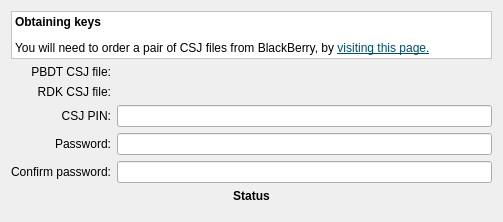
This is src/plugins/qnx/blackberrysetupwizardkeyspage.ui in qt-creator/qt-creator as Qt 5 draws it before an edit. The edited form follows.
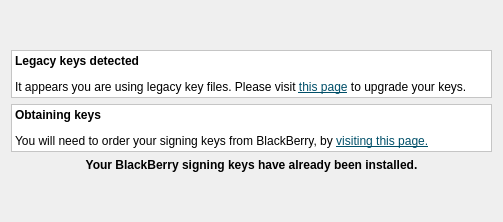
This is the edited form. Custom widgets are drawn as their Qt base class.

Commit message: BlackBerry NDK 10.2 signing support

```diff
--- a/src/plugins/qnx/blackberrysetupwizardkeyspage.ui
+++ b/src/plugins/qnx/blackberrysetupwizardkeyspage.ui
@@ -14,6 +14,138 @@
    <string>WizardPage</string>
   </property>
   <layout class="QVBoxLayout" name="verticalLayout">
+   <item>
+    <spacer name="verticalSpacer">
+     <property name="orientation">
+      <enum>Qt::Vertical</enum>
+     </property>
+     <property name="sizeHint" stdset="0">
+      <size>
+       <width>20</width>
+       <height>63</height>
+      </size>
+     </property>
+    </spacer>
+   </item>
+   <item>
+    <widget class="QLabel" name="legacyLabel">
+     <property name="palette">
+      <palette>
+       <active>
+        <colorrole role="Button">
+         <brush brushstyle="SolidPattern">
+          <color alpha="255">
+           <red>255</red>
+           <green>255</green>
+           <blue>255</blue>
+          </color>
+         </brush>
+        </colorrole>
+        <colorrole role="Base">
+         <brush brushstyle="SolidPattern">
+          <color alpha="255">
+           <red>255</red>
+           <green>255</green>
+           <blue>255</blue>
+          </color>
+         </brush>
+        </colorrole>
+        <colorrole role="Window">
+         <brush brushstyle="SolidPattern">
+          <color alpha="255">
+           <red>255</red>
+           <green>255</green>
+           <blue>255</blue>
+          </color>
+         </brush>
+        </colorrole>
+       </active>
+       <inactive>
+        <colorrole role="Button">
+         <brush brushstyle="SolidPattern">
+          <color alpha="255">
+           <red>255</red>
+           <green>255</green>
+           <blue>255</blue>
+          </color>
+         </brush>
+        </colorrole>
+        <colorrole role="Base">
+         <brush brushstyle="SolidPattern">
+          <color alpha="255">
+           <red>255</red>
+           <green>255</green>
+           <blue>255</blue>
+          </color>
+         </brush>
+        </colorrole>
+        <colorrole role="Window">
+         <brush brushstyle="SolidPattern">
+          <color alpha="255">
+           <red>255</red>
+           <green>255</green>
+           <blue>255</blue>
+          </color>
+         </brush>
+        </colorrole>
+       </inactive>
+       <disabled>
+        <colorrole role="Button">
+         <brush brushstyle="SolidPattern">
+          <color alpha="255">
+           <red>255</red>
+           <green>255</green>
+           <blue>255</blue>
+          </color>
+         </brush>
+        </colorrole>
+        <colorrole role="Base">
+         <brush brushstyle="SolidPattern">
+          <color alpha="255">
+           <red>255</red>
+           <green>255</green>
+           <blue>255</blue>
+          </color>
+         </brush>
+        </colorrole>
+        <colorrole role="Window">
+         <brush brushstyle="SolidPattern">
+          <color alpha="255">
+           <red>255</red>
+           <green>255</green>
+           <blue>255</blue>
+          </color>
+         </brush>
+        </colorrole>
+       </disabled>
+      </palette>
+     </property>
+     <property name="autoFillBackground">
+      <bool>true</bool>
+     </property>
+     <property name="frameShape">
+      <enum>QFrame::StyledPanel</enum>
+     </property>
+     <property name="text">
+      <string>&lt;html&gt;&lt;head/&gt;&lt;body&gt;&lt;p&gt;&lt;span style=&quot; font-weight:600;&quot;&gt;Legacy keys detected&lt;/span&gt;&lt;/p&gt;&lt;p&gt;It appears you are using legacy key files. Please visit &lt;a href=&quot;https://developer.blackberry.com/native/documentation/core/com.qnx.doc.native_sdk.devguide/com.qnx.doc.native_sdk.devguide/topic/bbid_to_sa.html&quot;&gt;&lt;span style=&quot; text-decoration: underline; color:#004f69;&quot;&gt;this page&lt;/span&gt;&lt;/a&gt; to upgrade your keys.&lt;/p&gt;&lt;/body&gt;&lt;/html&gt;</string>
+     </property>
+     <property name="textFormat">
+      <enum>Qt::RichText</enum>
+     </property>
+     <property name="alignment">
+      <set>Qt::AlignLeading|Qt::AlignLeft|Qt::AlignTop</set>
+     </property>
+     <property name="wordWrap">
+      <bool>false</bool>
+     </property>
+     <property name="openExternalLinks">
+      <bool>false</bool>
+     </property>
+     <property name="textInteractionFlags">
+      <set>Qt::TextBrowserInteraction</set>
+     </property>
+    </widget>
+   </item>
    <item>
     <widget class="QLabel" name="linkLabel">
      <property name="palette">
@@ -114,7 +246,7 @@
       <enum>QFrame::StyledPanel</enum>
      </property>
      <property name="text">
-      <string>&lt;html&gt;&lt;head/&gt;&lt;body&gt;&lt;p&gt;&lt;span style=&quot; font-weight:600;&quot;&gt;Obtaining keys&lt;/span&gt;&lt;/p&gt;&lt;p&gt;You will need to order a pair of CSJ files from BlackBerry, by &lt;a href=&quot;https://www.blackberry.com/SignedKeys/codesigning.html&quot;&gt;&lt;span style=&quot; text-decoration: underline; color:#004f69;&quot;&gt;visiting this page.&lt;/span&gt;&lt;/a&gt;&lt;/p&gt;&lt;/body&gt;&lt;/html&gt;</string>
+      <string>&lt;html&gt;&lt;head/&gt;&lt;body&gt;&lt;p&gt;&lt;span style=&quot; font-weight:600;&quot;&gt;Obtaining keys&lt;/span&gt;&lt;/p&gt;&lt;p&gt;You will need to order your signing keys from BlackBerry, by &lt;a href=&quot;https://www.blackberry.com/SignedKeys/codesigning.html&quot;&gt;&lt;span style=&quot; text-decoration: underline; color:#004f69;&quot;&gt;visiting this page.&lt;/span&gt;&lt;/a&gt;&lt;/p&gt;&lt;/body&gt;&lt;/html&gt;</string>
      </property>
      <property name="textFormat">
       <enum>Qt::RichText</enum>
@@ -133,93 +265,6 @@
      </property>
     </widget>
    </item>
-   <item>
-    <layout class="QGridLayout" name="gridLayout">
-     <item row="0" column="0">
-      <widget class="QLabel" name="label_2">
-       <property name="text">
-        <string>PBDT CSJ file:</string>
-       </property>
-       <property name="alignment">
-        <set>Qt::AlignRight|Qt::AlignTrailing|Qt::AlignVCenter</set>
-       </property>
-      </widget>
-     </item>
-     <item row="0" column="1">
-      <widget class="Utils::PathChooser" name="pbdtPath" native="true"/>
-     </item>
-     <item row="1" column="0">
-      <widget class="QLabel" name="label_3">
-       <property name="text">
-        <string>RDK CSJ file:</string>
-       </property>
-       <property name="alignment">
-        <set>Qt::AlignRight|Qt::AlignTrailing|Qt::AlignVCenter</set>
-       </property>
-      </widget>
-     </item>
-     <item row="1" column="1">
-      <widget class="Utils::PathChooser" name="rdkPath" native="true"/>
-     </item>
-     <item row="2" column="0">
-      <widget class="QLabel" name="label_4">
-       <property name="text">
-        <string>CSJ PIN:</string>
-       </property>
-       <property name="alignment">
-        <set>Qt::AlignRight|Qt::AlignTrailing|Qt::AlignVCenter</set>
-       </property>
-      </widget>
-     </item>
-     <item row="2" column="1">
-      <widget class="QLineEdit" name="csjPin">
-       <property name="toolTip">
-        <string>The PIN you provided on the key request website</string>
-       </property>
-       <property name="echoMode">
-        <enum>QLineEdit::Password</enum>
-       </property>
-      </widget>
-     </item>
-     <item row="3" column="0">
-      <widget class="QLabel" name="label_5">
-       <property name="text">
-        <string>Password:</string>
-       </property>
-       <property name="alignment">
-        <set>Qt::AlignRight|Qt::AlignTrailing|Qt::AlignVCenter</set>
-       </property>
-      </widget>
-     </item>
-     <item row="3" column="1">
-      <widget class="QLineEdit" name="password">
-       <property name="toolTip">
-        <string>The password that will be used to access your keys and CSK files</string>
-       </property>
-       <property name="echoMode">
-        <enum>QLineEdit::Password</enum>
-       </property>
-      </widget>
-     </item>
-     <item row="4" column="0">
-      <widget class="QLabel" name="label_6">
-       <property name="text">
-        <string>Confirm password:</string>
-       </property>
-       <property name="alignment">
-        <set>Qt::AlignRight|Qt::AlignTrailing|Qt::AlignVCenter</set>
-       </property>
-      </widget>
-     </item>
-     <item row="4" column="1">
-      <widget class="QLineEdit" name="password2">
-       <property name="echoMode">
-        <enum>QLineEdit::Password</enum>
-       </property>
-      </widget>
-     </item>
-    </layout>
-   </item>
    <item>
     <widget class="QLabel" name="statusLabel">
      <property name="sizePolicy">
@@ -235,7 +280,7 @@
       </font>
      </property>
      <property name="text">
-      <string>Status</string>
+      <string>Your BlackBerry signing keys have already been installed.</string>
      </property>
      <property name="alignment">
       <set>Qt::AlignCenter</set>
@@ -246,28 +291,20 @@
     </widget>
    </item>
    <item>
-    <spacer name="verticalSpacer">
+    <spacer name="verticalSpacer_2">
      <property name="orientation">
       <enum>Qt::Vertical</enum>
      </property>
      <property name="sizeHint" stdset="0">
       <size>
        <width>20</width>
-       <height>40</height>
+       <height>62</height>
       </size>
      </property>
     </spacer>
    </item>
   </layout>
  </widget>
- <customwidgets>
-  <customwidget>
-   <class>Utils::PathChooser</class>
-   <extends>QWidget</extends>
-   <header location="global">utils/pathchooser.h</header>
-   <container>1</container>
-  </customwidget>
- </customwidgets>
  <resources/>
  <connections/>
 </ui>
```
The commit also changes 31 other files.
